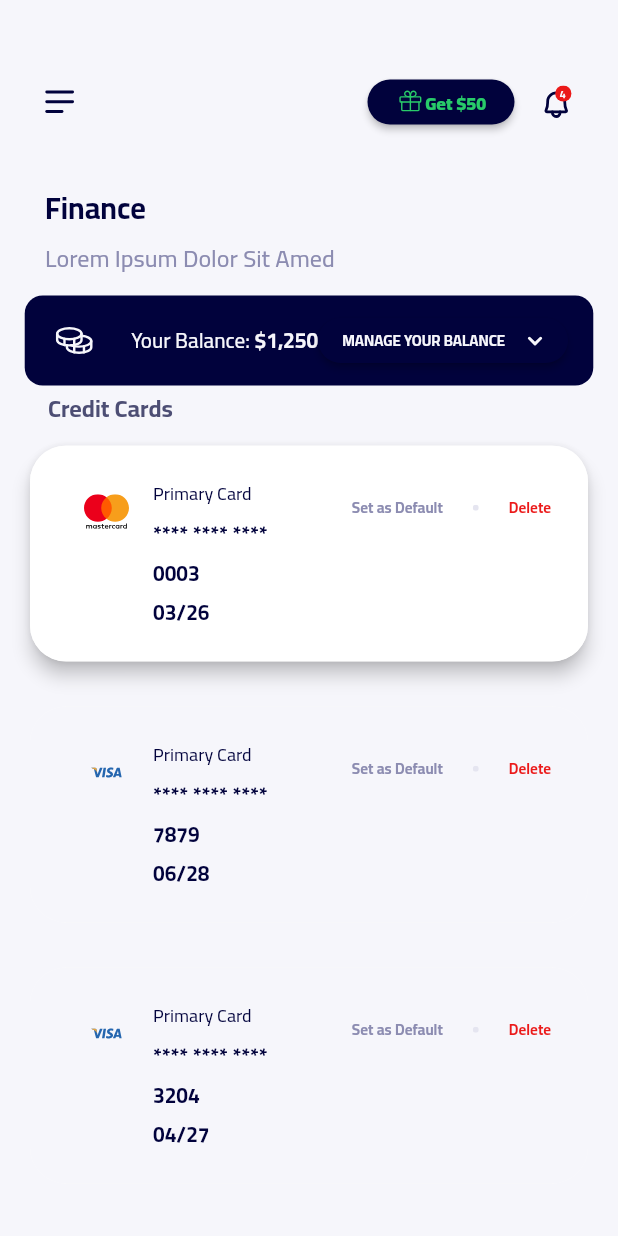
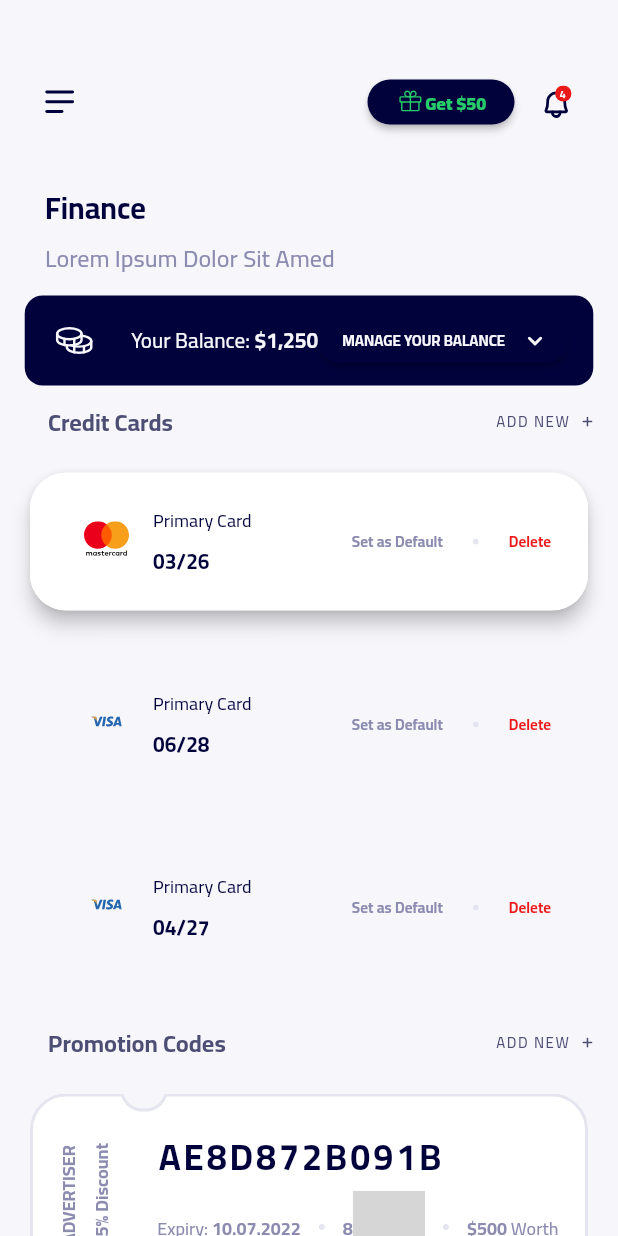
Before and after one commit to ozgun-kara/ruut, a Flutter app: the screen it shows after launch, on a phone screen of 412 x 824 dp. Run offline on Flutter 3.47's test engine with Material 2 defaults, Android fonts, the phone set to English and light mode, and no system bars; our stand-ins replace flutter_svg; statements that could not run were skipped; grey boxes are pictures that could not be loaded.

Commit message:
Update finance_page.dart

```diff
--- a/lib/pages/finance_page.dart
+++ b/lib/pages/finance_page.dart
@@ -247,7 +247,45 @@ class FinancePage extends StatelessWidget {
                   ),
                 ),
 
+                ButtonTheme(
+                  minWidth: 98,
+                  height: 30,
+                  child: MaterialButton(
+                      shape: const RoundedRectangleBorder(
+                        borderRadius: BorderRadius.only(
+                            topLeft: Radius.circular(24),
+                            topRight: Radius.circular(24),
+                            bottomLeft: Radius.circular(24),
+                            bottomRight: Radius.circular(24)),
+                      ),
+                      color: const Color(0xFFF6F6FB),
+                      elevation: 0,
+                      child: Row(
+                        mainAxisSize: MainAxisSize.min,
+                        children: [
+                          const Text(
+                            'ADD NEW',
+                            style: TextStyle(
+                              fontSize: 10,
+                              letterSpacing: 1,
+                              fontFamily: "Cairo-VariableFont_wght",
+                              fontWeight: FontWeight.w500,
+                              color: Color(0xFF4D4E74),
+                            ),
+                          ),
+                          Padding(
+                            padding: const EdgeInsets.fromLTRB(8, 0, 0, 0),
+                            child: SvgPicture.asset(
+                              'assets/images/Plus.svg',
+                              width: 8,
+                              height: 8,
+                            ),
+                          ),
+                        ],
+                      ),
 
+                      onPressed: () async {}),
+                ),
 
               ],
             ),
@@ -316,15 +354,7 @@ class FinancePage extends StatelessWidget {
                                         ),
                                       ),
                                     ),
-                                    Text(
-                                      items[index].cardNumber ?? '',
-                                      style: const TextStyle(
-                                        fontSize: 14,
-                                        fontFamily: "Cairo-VariableFont_wght",
-                                        fontWeight: FontWeight.bold,
-                                        color: Color(0xFF01023C),
-                                      ),
-                                    ),
+
                                     Text(
                                       items[index].expDate ?? '',
                                       style: TextStyle(
```
